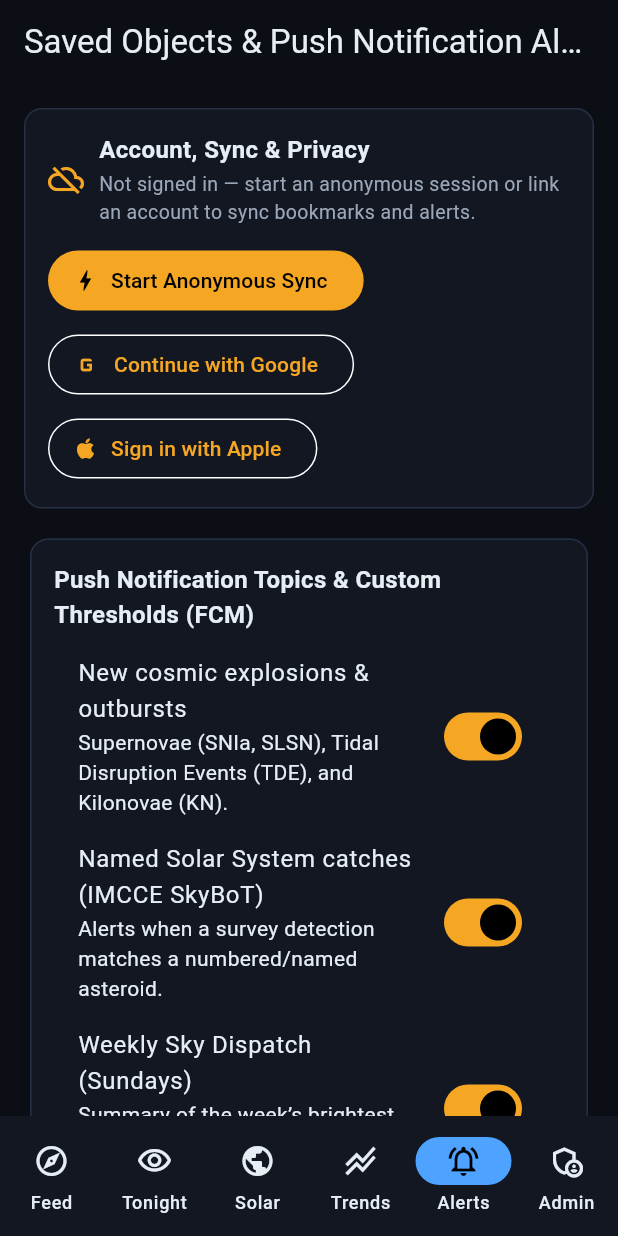
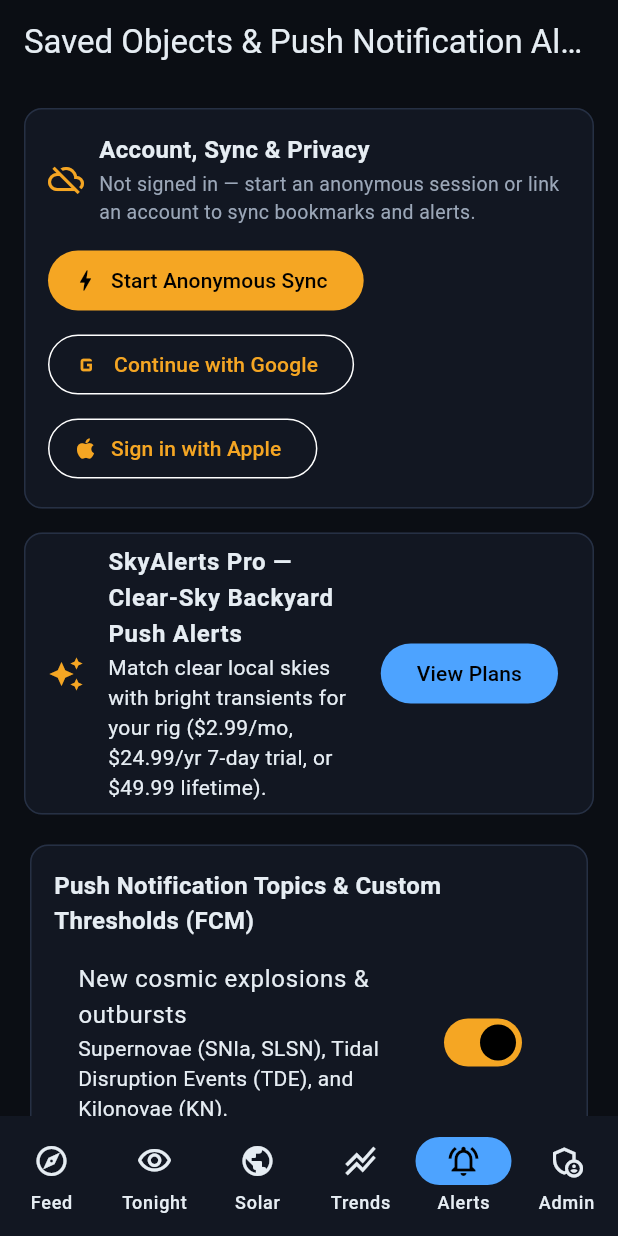
Before and after one commit to justadakaje/SkyAlertsApp, a Flutter app: the screen it shows after launch, item 5 of the bottom bar chosen, on a phone screen of 412 x 824 dp. Run offline on Flutter 3.47's test engine with Material 3 defaults, Android fonts, the phone set to English and light mode, and no system bars; our stand-ins replace cloud_firestore, cloud_functions, firebase_auth, firebase_core, firebase_messaging, go_router; missing offline and left inert: dart:js_interop; accounts and stored records are empty; network calls fail.

Commit message:
feat: add SkyAlerts Pro paywall scaffolding and server-side backyard alert matcher (#45)

```diff
--- /dev/null
+++ b/app/lib/domain/pro_entitlement.dart
@@ -0,0 +1,127 @@
+import 'package:flutter/foundation.dart';
+
+enum ProPlanTier {
+  monthly,
+  annual,
+  lifetime,
+}
+
+class ProPlanOption {
+  const ProPlanOption({
+    required this.tier,
+    required this.id,
+    required this.title,
+    required this.priceLabel,
+    required this.cadenceLabel,
+    this.badge,
+    this.trialLabel,
+  });
+
+  final ProPlanTier tier;
+  final String id;
+  final String title;
+  final String priceLabel;
+  final String cadenceLabel;
+  final String? badge;
+  final String? trialLabel;
+}
+
+const List<ProPlanOption> proPlanOptions = [
+  ProPlanOption(
+    tier: ProPlanTier.annual,
+    id: 'skyalerts_pro_annual',
+    title: 'Annual Observer',
+    priceLabel: r'$24.99',
+    cadenceLabel: '/ year',
+    badge: 'BEST VALUE · SAVE 30%',
+    trialLabel: '7-day free trial',
+  ),
+  ProPlanOption(
+    tier: ProPlanTier.monthly,
+    id: 'skyalerts_pro_monthly',
+    title: 'Monthly',
+    priceLabel: r'$2.99',
+    cadenceLabel: '/ month',
+  ),
+  ProPlanOption(
+    tier: ProPlanTier.lifetime,
+    id: 'skyalerts_pro_lifetime',
+    title: 'Lifetime Pass',
+    priceLabel: r'$49.99',
+    cadenceLabel: 'one-time',
+    badge: 'FOUNDING OBSERVER',
+  ),
+];
+
+const List<String> freeForeverFeatures = [
+  'Live Rubin + ZTF Sky Feed, Solar System & Trends',
+  'Weekly Sky Dispatch & audio briefing notes',
+  'Tonight From My Backyard planner & 7-night weather outlook',
+  '1-tap RA/Dec coordinate copy & Red Night Mode',
+];
+
+const List<String> proObserverFeatures = [
+  'Server-side Clear-Sky + Bright-Target Backyard Push Alerts',
+  'Multi-night target window notifications matched to your rig',
+  'Unlimited custom rig & location presets synced across devices',
+  'Priority CSV & observation log exports (no ads, ever)',
+];
+
+class ProEntitlementState {
+  const ProEntitlementState({
+    this.isPro = false,
+    this.activePlan,
+    this.isPreviewUnlock = false,
+  });
+
+  final bool isPro;
+  final ProPlanTier? activePlan;
+  final bool isPreviewUnlock;
+
+  ProPlanOption? get activeOption {
+    if (activePlan == null) return null;
+    for (final option in proPlanOptions) {
+      if (option.tier == activePlan) return option;
+    }
+    return null;
+  }
+}
+
+class ProEntitlementController extends ValueNotifier<ProEntitlementState> {
+  ProEntitlementController([
+    super.value = const ProEntitlementState(),
+  ]);
+
+  ProPlanTier? _lastUnlockedTier;
+
+  void unlockPreviewPro(ProPlanTier tier) {
+    _lastUnlockedTier = tier;
+    value = ProEntitlementState(
+      isPro: true,
+      activePlan: tier,
+      isPreviewUnlock: true,
+    );
+  }
+
+  /// Attempts to restore an active or preview entitlement in this session.
+  Future<bool> restorePurchases() async {
+    if (value.isPro) return true;
+    final previous = _lastUnlockedTier;
+    if (previous != null) {
+      value = ProEntitlementState(
+        isPro: true,
+        activePlan: previous,
+        isPreviewUnlock: true,
+      );
+      return true;
+    }
+    return false;
+  }
+
+  void resetProStatus() {
+    value = const ProEntitlementState();
+  }
+}
+
+final ProEntitlementController proEntitlementNotifier =
+    ProEntitlementController();
--- a/app/lib/ui/saved_alerts_screen.dart
+++ b/app/lib/ui/saved_alerts_screen.dart
@@ -3,6 +3,8 @@ import 'package:flutter/material.dart';
 import 'package:go_router/go_router.dart';
 
 import '../data/firestore_repository.dart';
+import '../domain/pro_entitlement.dart';
+import 'pro_paywall_sheet.dart';
 import 'theme.dart';
 import 'tonight_screen.dart';
 
@@ -237,6 +239,39 @@ class _SavedAlertsScreenState extends State<SavedAlertsScreen> {
                       ),
                     ),
                   ),
+                  ValueListenableBuilder<ProEntitlementState>(
+                    valueListenable: proEntitlementNotifier,
+                    builder: (context, proState, _) {
+                      return Card(
+                        margin: const EdgeInsets.only(bottom: 16),
+                        child: ListTile(
+                          leading: Icon(
+                            proState.isPro
+                                ? Icons.verified_outlined
+                                : Icons.auto_awesome,
+                            color: proState.isPro
+                                ? const Color(0xFF3DDC97)
+                                : SkyColors.accentAmber,
+                          ),
+                          title: Text(
+                            proState.isPro
+                                ? 'SkyAlerts Pro Active (${proState.activeOption?.title ?? "Preview"})'
+                                : 'SkyAlerts Pro — Clear-Sky Backyard Push Alerts',
+                            style: const TextStyle(fontWeight: FontWeight.bold),
+                          ),
+                          subtitle: Text(
+                            proState.isPro
+                                ? 'Clear-sky + bright-target push matching is preview-enabled for your rounded backyard profile.'
+                                : r'Match clear local skies with bright transients for your rig ($2.99/mo, $24.99/yr 7-day trial, or $49.99 lifetime).',
+                          ),
+                          trailing: FilledButton.tonal(
+                            onPressed: () => showProPaywallSheet(context),
+                            child: Text(proState.isPro ? 'Manage' : 'View Plans'),
+                          ),
+                        ),
+                      );
+                    },
+                  ),
                   Card(
                     child: Padding(
                       padding: const EdgeInsets.all(16),
```
Also changed, not shown: app/lib/ui/pro_paywall_sheet.dart (added, +399 -0 lines), app/lib/ui/tonight_screen.dart (+25 -0 lines), 4 other files.
